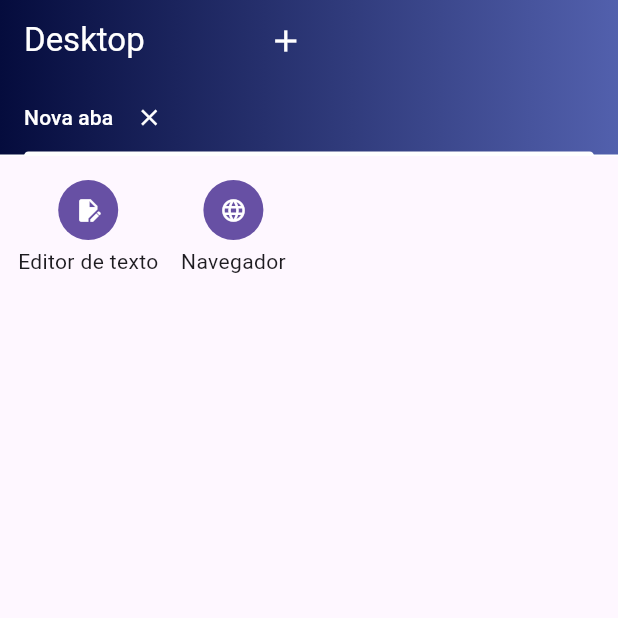
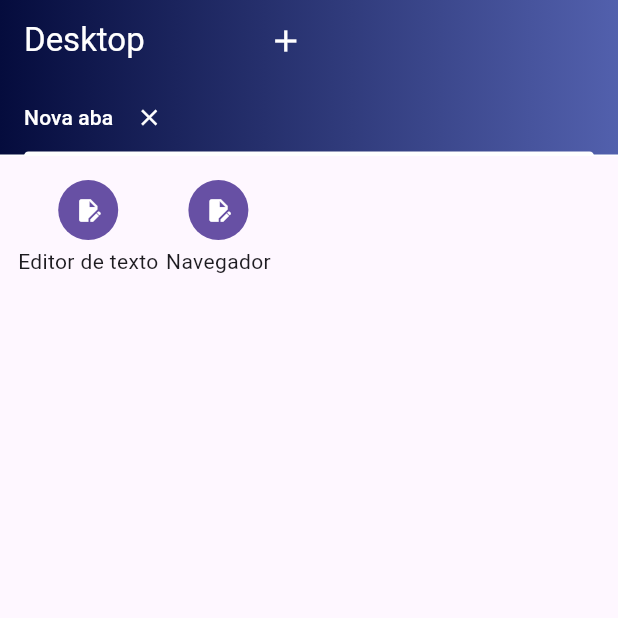
Before and after one commit to auguzsto/abas_desktop, a Flutter app: the screen it shows after launch, after a tap on the "add" icon, on a phone screen of 412 x 824 dp, the top half of it. Run offline on Flutter 3.47's test engine with Material 3 defaults, Android fonts, the light colour scheme and no system bars; missing offline and left inert: webview_all.

Commit message:
feat: Widget para apresentação de programas.

```diff
--- /dev/null
+++ b/lib/application/main/widgets/appicon_widget.dart
@@ -0,0 +1,23 @@
+import 'package:abas_desktop/application/main/main_viewmodel.dart';
+import 'package:abas_desktop/application/programa.dart';
+import 'package:flutter/material.dart';
+import 'package:provider/provider.dart';
+
+class AppIcon extends StatelessWidget {
+  final Programa programa;
+  const AppIcon({super.key, required this.programa});
+
+  @override
+  Widget build(BuildContext context) {
+    final mainViewModel = context.watch<MainViewModel>();
+    return Column(
+      children: [
+        IconButton.filled(
+          onPressed: () => mainViewModel.abrir(programa),
+          icon: Icon(Icons.edit_document, size: 18),
+        ),
+        Text(programa.titulo),
+      ],
+    );
+  }
+}
--- a/lib/application/main/widgets/main_widget.dart
+++ b/lib/application/main/widgets/main_widget.dart
@@ -1,39 +1,21 @@
-import 'package:abas_desktop/application/main/main_viewmodel.dart';
+import 'package:abas_desktop/application/main/widgets/appicon_widget.dart';
 import 'package:abas_desktop/application/navegador/navegador_view.dart';
 import 'package:abas_desktop/application/programa.dart';
 import 'package:abas_desktop/application/texto/text_view.dart';
 import 'package:flutter/material.dart';
-import 'package:provider/provider.dart';
 
 class MainWidget extends StatelessWidget implements Programa {
   const MainWidget({super.key});
 
   @override
   Widget build(BuildContext context) {
-    final mainViewModel = context.watch<MainViewModel>();
     return Padding(
       padding: const EdgeInsets.all(12),
       child: Row(
+        spacing: 5,
         children: [
-          Column(
-            children: [
-              IconButton.filled(
-                onPressed: () => mainViewModel.abrir(TextView()),
-                icon: Icon(Icons.edit_document, size: 18),
-              ),
-              Text("Editor de texto"),
-            ],
-          ),
-          SizedBox(width: 15),
-          Column(
-            children: [
-              IconButton.filled(
-                onPressed: () =>  mainViewModel.abrir(NavegadorView()),
-                icon: Icon(Icons.language, size: 18),
-              ),
-              Text("Navegador"),
-            ],
-          ),
+          AppIcon(programa: TextView()),
+          AppIcon(programa: NavegadorView()),
         ],
       ),
     );
```
